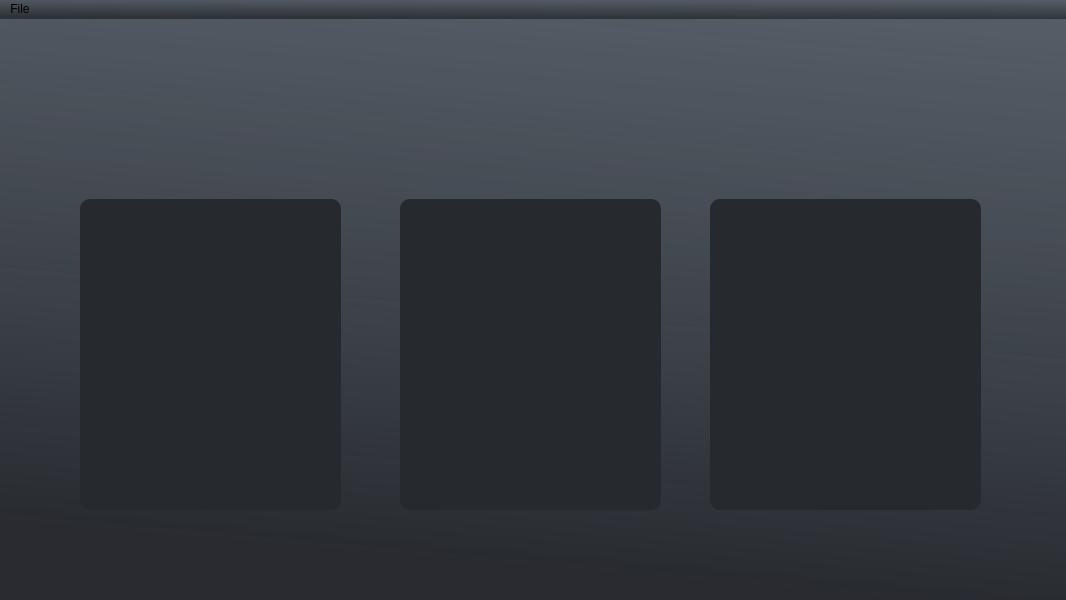
Qt form form.ui (KonstantinPfeil/physics-project) before a commit.
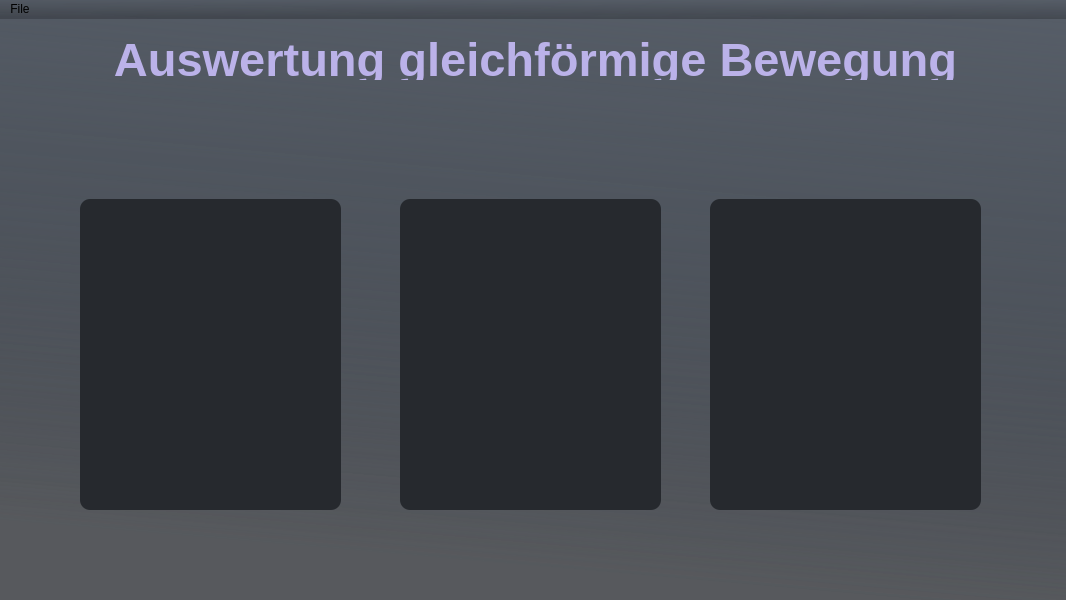
The same form after that commit. Custom widgets are drawn as their Qt base class.

The edit to the form file:
```diff
--- a/form.ui
+++ b/form.ui
@@ -14,7 +14,7 @@
    <string>MainWindow</string>
   </property>
   <property name="styleSheet">
-   <string notr="true">background-color:qlineargradient(spread:pad, x1:0.84, y1:1, x2:1, y2:0, stop:0 rgba(38, 41, 46, 200), stop:1 rgba(86, 93, 103, 1));</string>
+   <string notr="true">background-color:qlineargradient(spread:pad, x1:0.84, y1:1, x2:1, y2:0, stop:0 rgba(38, 41, 46, 100), stop:1 rgba(86, 93, 103, 1));</string>
   </property>
   <widget class="QWidget" name="centralwidget">
    <widget class="QChartView" name="diagramm1" native="true">
@@ -59,6 +59,32 @@
 border-radius: 10px;</string>
     </property>
    </widget>
+   <widget class="QLabel" name="lbl_Title">
+    <property name="geometry">
+     <rect>
+      <x>0</x>
+      <y>20</y>
+      <width>1071</width>
+      <height>41</height>
+     </rect>
+    </property>
+    <property name="font">
+     <font>
+      <pointsize>35</pointsize>
+      <bold>true</bold>
+     </font>
+    </property>
+    <property name="styleSheet">
+     <string notr="true">background-color: transparent;
+color: rgb(187, 178, 233);</string>
+    </property>
+    <property name="text">
+     <string>Auswertung gleichförmige Bewegung</string>
+    </property>
+    <property name="alignment">
+     <set>Qt::AlignCenter</set>
+    </property>
+   </widget>
   </widget>
   <widget class="QMenuBar" name="menubar">
    <property name="geometry">
```
Left out of the diff: 3 changed lines with no effect on the pictures.
